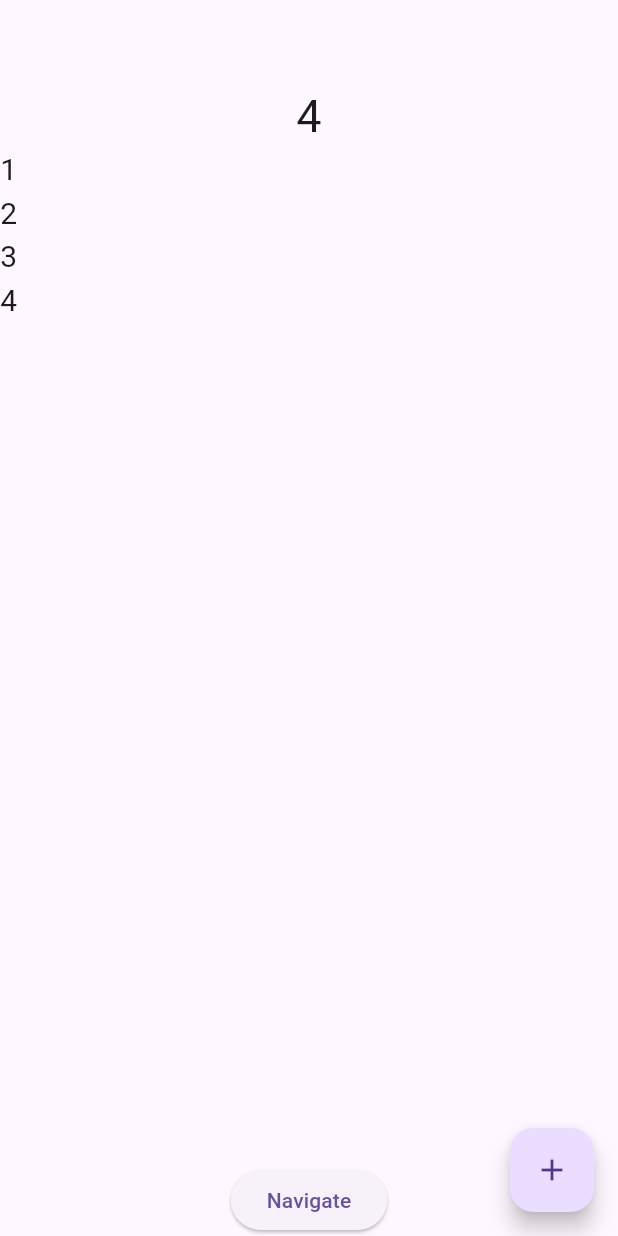
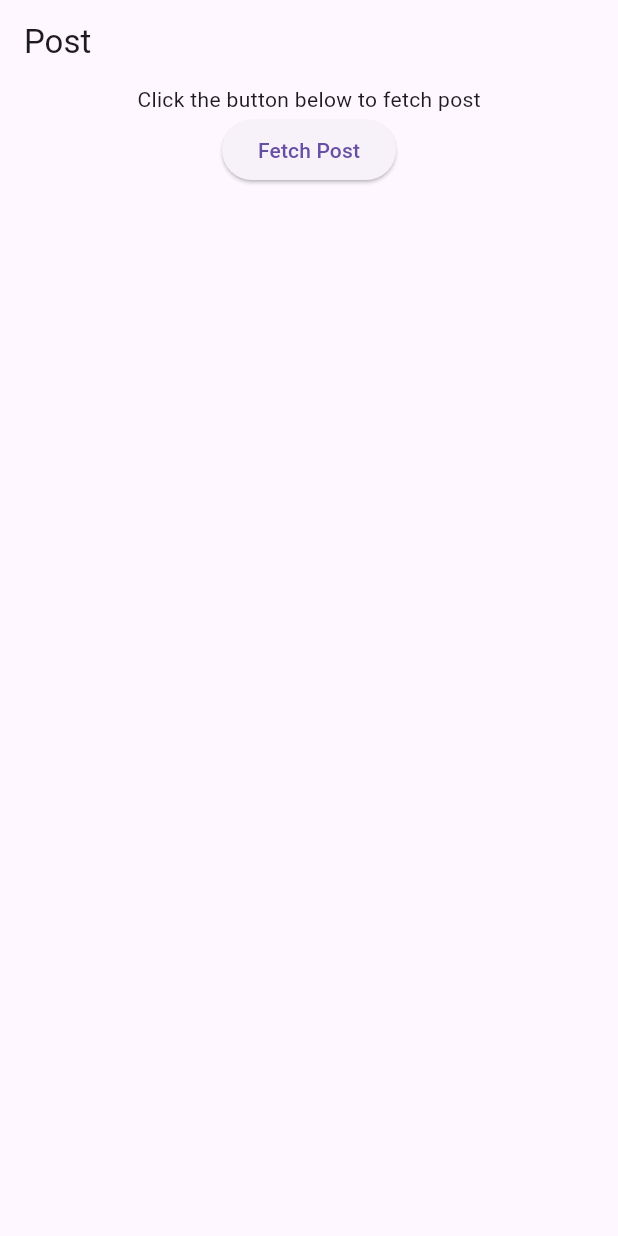
Before and after one commit to Araf622/FlutterBloc, a Flutter app: the screen it shows after launch, on a phone screen of 412 x 824 dp. Run offline on Flutter 3.47's test engine with Material 3 defaults, Android fonts, the phone set to English and light mode, and no system bars; our stand-ins replace bloc, flutter_bloc.

Commit message:
Add PostCubit with fetch post UI using flutter_bloc

```diff
--- a/lib/NumberProvider.dart
+++ /dev/null
@@ -1,11 +0,0 @@
-import 'package:flutter/material.dart';
-
-class NumberProvider extends ChangeNotifier {
-  List<int> numbers = [1, 2, 3, 4];
-
-  void add() {
-    int last = numbers.last;
-    numbers.add(last+1);
-    notifyListeners();
-  }
-}
--- /dev/null
+++ b/lib/cubit/post_cubit.dart
@@ -0,0 +1,23 @@
+import 'package:bloc/bloc.dart';
+import 'package:meta/meta.dart';
+import 'package:moie_explorer/repository/PostRepo.dart';
+
+part 'post_state.dart';
+
+class PostCubit extends Cubit<PostState> {
+  PostCubit() : super(PostInitial());
+
+  Future<void> getPost() async {
+    try {
+      emit(PostLoading());
+      final post = await fetchPost();
+
+      if (post == null) {
+        emit(PostError("Couldn't fetch post!!"));
+      }
+      emit(PostLoaded(post!.id, post.post));
+    } catch(e) {
+      emit(PostError("Couldn't fetch post!!"));
+    }
+  }
+}
--- /dev/null
+++ b/lib/cubit/post_state.dart
@@ -0,0 +1,21 @@
+part of 'post_cubit.dart';
+
+@immutable
+sealed class PostState {
+  const PostState();
+}
+
+final class PostInitial extends PostState {}
+
+final class PostLoading extends PostState {}
+
+final class PostLoaded extends PostState {
+  final int id;
+  final String post;
+  const PostLoaded(this.id, this.post);
+}
+
+final class PostError extends PostState {
+  final String message;
+  const PostError(this.message);
+}
--- a/lib/home.dart
+++ /dev/null
@@ -1,49 +0,0 @@
-import 'package:flutter/material.dart';
-import 'package:moie_explorer/second.dart';
-import 'package:provider/provider.dart';
-
-import 'NumberProvider.dart';
-
-class Home extends StatefulWidget {
-  const Home({super.key});
-
-  @override
-  State<Home> createState() => _HomeState();
-}
-
-class _HomeState extends State<Home> {
-  @override
-  Widget build(BuildContext context) {
-    return Consumer<NumberProvider>(
-      builder: (context, provider, child) {
-        final numbers = provider.numbers;
-        return Scaffold(
-          appBar: AppBar(),
-          body: SizedBox(
-            child: Column(
-              children: [
-                Text(numbers.last.toString(), style: TextStyle(fontSize: 30),),
-                Expanded(
-                  child: ListView.builder(
-                    itemCount: numbers.length,
-                    itemBuilder: (context, index) {
-                      return Text(numbers[index].toString(), style: TextStyle(fontSize: 20),);
-                    },),
-                ),
-                ElevatedButton(
-                    onPressed: (){
-                      Navigator.push(context, MaterialPageRoute(builder: (context) => Second()));
-                    },
-                    child: Text("Navigate"))
-              ],
-            ),
-          ),
-          floatingActionButton: FloatingActionButton(
-            onPressed: provider.add,
-            child: Icon(Icons.add),
-          ),
-        );
-      },
-    );
-  }
-}
--- a/lib/main.dart
+++ b/lib/main.dart
@@ -1,8 +1,6 @@
 import 'package:flutter/material.dart';
-import 'package:moie_explorer/home.dart';
-import 'package:provider/provider.dart';
-
-import 'NumberProvider.dart';
+import 'package:flutter_bloc/flutter_bloc.dart';
+import 'package:moie_explorer/cubit/post_cubit.dart';
 
 void main() {
   runApp(const MyApp());
@@ -13,14 +11,89 @@ class MyApp extends StatelessWidget {
 
   @override
   Widget build(BuildContext context) {
-    return MultiProvider(
-      providers: [
-        ChangeNotifierProvider(create: (context) => NumberProvider())
-      ],
-      child: const MaterialApp(
-        title: 'Counter',
-        home: Home(),
+    return MaterialApp(
+      home: BlocProvider(
+        create: (context) => PostCubit(),
+        child: const PostScreen(),
       ),
     );
   }
 }
+
+class PostScreen extends StatelessWidget {
+  const PostScreen({super.key});
+
+  @override
+  Widget build(BuildContext context) {
+    // This context is below the BlocProvider, so PostCubit lookups work.
+    return Scaffold(
+      appBar: AppBar(title: const Text('Post')),
+      body: Center(
+        child: Column(
+          children: [
+            BlocConsumer<PostCubit, PostState>(
+              listener: (context, state) {
+                if (state is PostError) {
+                  showErrorSnackBar(context, state.message);
+                }
+              },
+              builder: (context, state) {
+                if (state is PostLoading) {
+                  return loadingIndicator();
+                } else if (state is PostLoaded) {
+                  return postDetails(id: state.id, post: state.post);
+                } else {
+                  return const Text("Click the button below to fetch post");
+                }
+              },
+            ),
+            fetchPostButton(context),
+          ],
+        ),
+      ),
+    );
+  }
+}
+
+// ---------------------------------------------------------------------------
+// UI building blocks. Wire these up with your cubit (BlocBuilder/BlocListener).
+// ---------------------------------------------------------------------------
+
+/// Button that fetches the post. onPressed is intentionally left empty.
+Widget fetchPostButton(BuildContext context) {
+  return ElevatedButton(
+    onPressed: () {
+      final postCubit = BlocProvider.of<PostCubit>(context);
+      postCubit.getPost();
+    }, // TODO: call context.read<PostCubit>().getPost()
+    child: const Text('Fetch Post'),
+  );
+}
+
+/// Shows the post id and the post text. Use for the loaded state.
+Widget postDetails({required int id, required String post}) {
+  return Padding(
+    padding: const EdgeInsets.all(16),
+    child: Column(
+      mainAxisSize: MainAxisSize.min,
+      crossAxisAlignment: CrossAxisAlignment.start,
+      children: [
+        Text('Post ID: $id'),
+        const SizedBox(height: 8),
+        Text(post),
+      ],
+    ),
+  );
+}
+
+/// Spinner for the loading state.
+Widget loadingIndicator() {
+  return const Center(child: CircularProgressIndicator());
+}
+
+/// Snackbar for the error state.
+void showErrorSnackBar(BuildContext context, String message) {
+  ScaffoldMessenger.of(context).showSnackBar(
+    SnackBar(content: Text(message)),
+  );
+}
--- /dev/null
+++ b/lib/model/PostModel.dart
@@ -0,0 +1,7 @@
+
+class PostModel {
+  final int id;
+  final String post;
+
+  PostModel({required this.id, required this.post});
+}
--- /dev/null
+++ b/lib/repository/PostRepo.dart
@@ -0,0 +1,23 @@
+import 'dart:io';
+import 'dart:math';
+
+import '../model/PostModel.dart';
+
+Future<PostModel?> fetchPost() {
+  return Future.delayed(
+      const Duration(seconds: 2),
+      () {
+        final randomNumber = Random().nextInt(100);
+
+        if (randomNumber.isOdd) {
+          return PostModel(
+              id: 1,
+              post: "Tottenham are trying tonight to become the first "
+                  "London team to win the cup. The last team to do so "
+                  "was the 1973 Spurs team.");
+        } else {
+          throw const SocketException("Network error: failed to fetch post");
+        }
+      }
+  );
+}
--- a/pubspec.yaml
+++ b/pubspec.yaml
@@ -35,10 +35,15 @@ dependencies:
   # Use with the CupertinoIcons class for iOS style icons.
   cupertino_icons: ^1.0.8
 
+  flutter_bloc: ^9.1.1
+  bloc: ^9.0.0
+  meta: ^1.16.0
+
 dev_dependencies:
   flutter_test:
     sdk: flutter
   provider:
+
 
   # The "flutter_lints" package below contains a set of recommended lints to
   # encourage good coding practices. The lint set provided by the package is
```
Also changed, not shown: lib/second.dart (deleted, +0 -50 lines), pubspec.lock.
